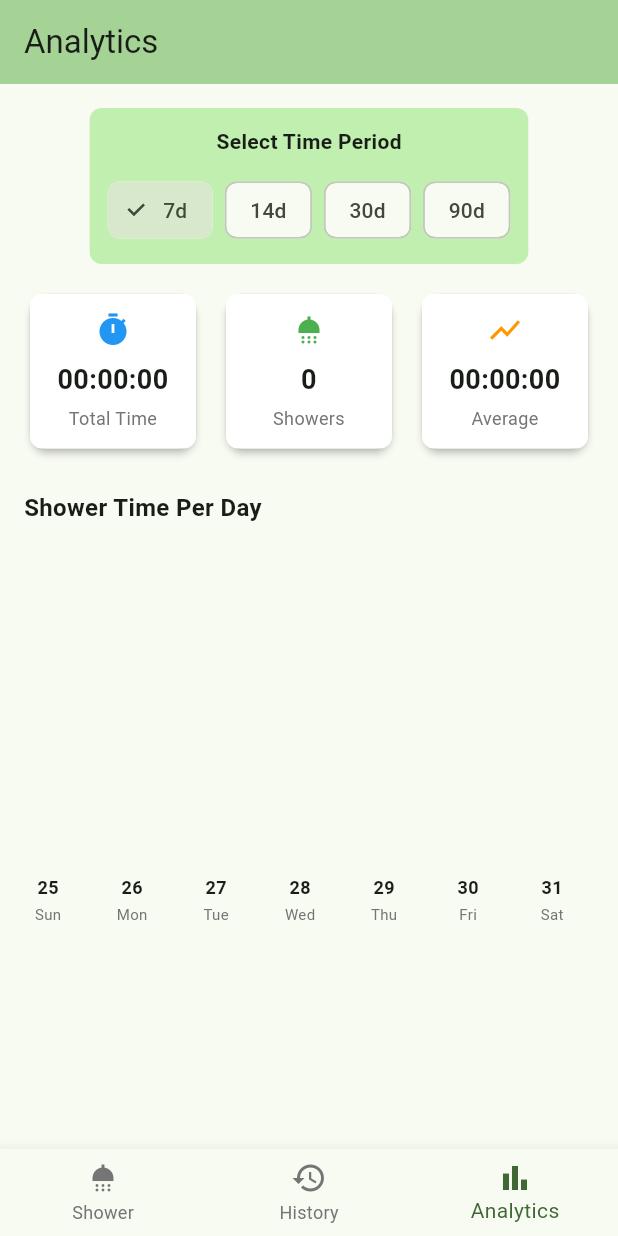
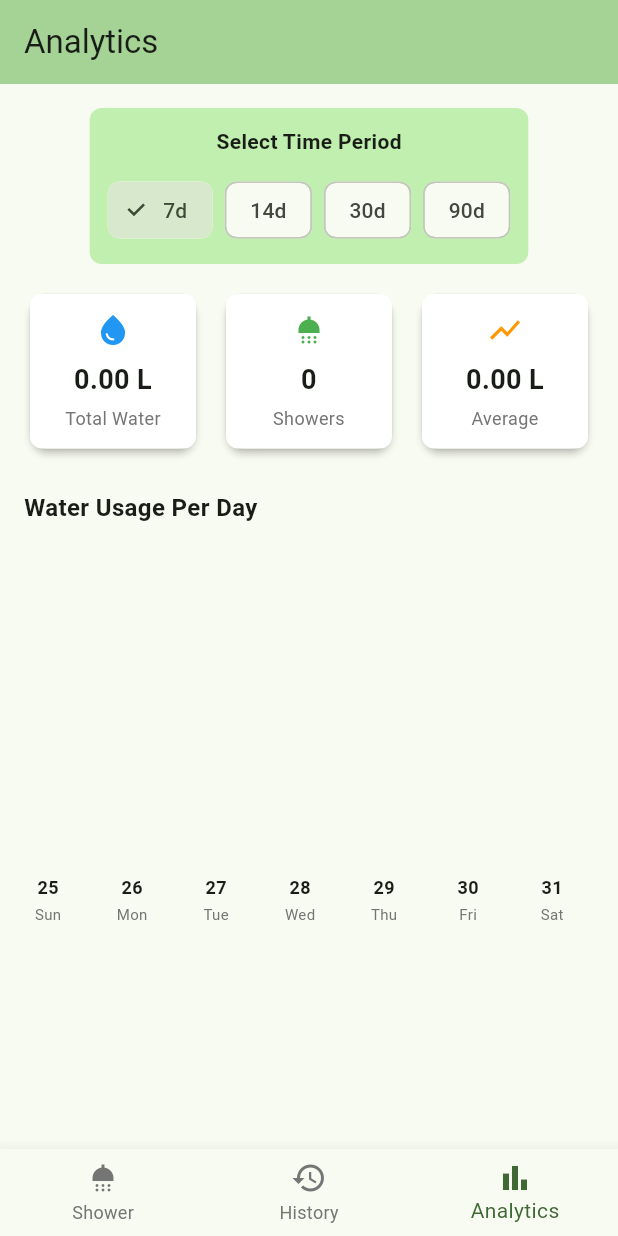
Before and after one commit to neo2100/smart_shower_meter, a Flutter app: the screen it shows after launch, item 3 of the bottom bar chosen, on a phone screen of 412 x 824 dp. Run offline on Flutter 3.47's test engine with Material 3 defaults, Android fonts, the phone set to English and light mode, and no system bars; our stand-ins replace permission_handler, shared_preferences; missing offline and left inert: record.

Commit message:
Add water flow config after first agent request

```diff
--- a/lib/models/shower_record.dart
+++ b/lib/models/shower_record.dart
@@ -3,12 +3,14 @@ class ShowerRecord {
   final DateTime startTime;
   final DateTime? endTime;
   final Duration duration;
+  final double waterFlow; // liters per second
 
   ShowerRecord({
     required this.id,
     required this.startTime,
     this.endTime,
     required this.duration,
+    required this.waterFlow,
   });
 
   // Convert to JSON
@@ -18,6 +20,7 @@ class ShowerRecord {
       'startTime': startTime.toIso8601String(),
       'endTime': endTime?.toIso8601String(),
       'duration': duration.inSeconds,
+      'waterFlow': waterFlow,
     };
   }
 
@@ -30,6 +33,9 @@ class ShowerRecord {
           ? DateTime.parse(json['endTime'] as String)
           : null,
       duration: Duration(seconds: json['duration'] as int),
+      waterFlow:
+          (json['waterFlow'] as num?)?.toDouble() ??
+          0.1, // default 0.1 L/s if not set
     );
   }
 
@@ -50,4 +56,10 @@ class ShowerRecord {
   String get formattedTime {
     return '${startTime.hour % 12 == 0 ? 12 : startTime.hour % 12}:${startTime.minute.toString().padLeft(2, '0')} ${startTime.hour >= 12 ? 'PM' : 'AM'}';
   }
+
+  // Get total water usage in liters
+  double get totalWaterUsage => duration.inSeconds * waterFlow;
+
+  // Get formatted water usage (X.XX L)
+  String get formattedWaterUsage => '${totalWaterUsage.toStringAsFixed(2)} L';
 }
--- a/lib/pages/analytics_page.dart
+++ b/lib/pages/analytics_page.dart
@@ -13,64 +13,57 @@ class AnalyticsPage extends StatefulWidget {
 class _AnalyticsPageState extends State<AnalyticsPage> {
   int _selectedDays = 7;
 
-  Map<String, Duration> _getShowersByDay() {
+  Map<String, double> _getWaterUsageByDay() {
     final now = DateTime.now();
     final cutoffDate = now.subtract(Duration(days: _selectedDays));
-    final dayMap = <String, Duration>{};
+    final dayMap = <String, double>{};
 
-    // Initialize all days with zero duration
+    // Initialize all days with zero usage
     for (int i = 0; i < _selectedDays; i++) {
       final date = cutoffDate.add(Duration(days: i));
       final dateKey = '${date.month}/${date.day}/${date.year}';
-      dayMap[dateKey] = Duration.zero;
+      dayMap[dateKey] = 0.0;
     }
 
-    // Add shower durations
+    // Add water usage
     for (final record in widget.records) {
       if (record.startTime.isAfter(cutoffDate)) {
         final dateKey =
             '${record.startTime.month}/${record.startTime.day}/${record.startTime.year}';
-        dayMap[dateKey] = (dayMap[dateKey] ?? Duration.zero) + record.duration;
+        dayMap[dateKey] = (dayMap[dateKey] ?? 0.0) + record.totalWaterUsage;
       }
     }
 
     return dayMap;
   }
 
-  Duration _getTotalDuration() {
+  double _getTotalWaterUsage() {
     return widget.records.isEmpty
-        ? Duration.zero
-        : widget.records.fold<Duration>(
-            Duration.zero,
-            (sum, record) => sum + record.duration,
+        ? 0.0
+        : widget.records.fold<double>(
+            0.0,
+            (sum, record) => sum + record.totalWaterUsage,
           );
   }
 
-  Duration _getAverageDuration() {
-    if (widget.records.isEmpty) return Duration.zero;
-    final total = _getTotalDuration();
-    return Duration(
-      milliseconds: total.inMilliseconds ~/ widget.records.length,
-    );
+  double _getAverageWaterUsage() {
+    if (widget.records.isEmpty) return 0.0;
+    final total = _getTotalWaterUsage();
+    return total / widget.records.length;
   }
 
-  String _formatDuration(Duration duration) {
-    final hours = duration.inHours;
-    final minutes = duration.inMinutes.remainder(60);
-    final seconds = duration.inSeconds.remainder(60);
-    return '${hours.toString().padLeft(2, '0')}:${minutes.toString().padLeft(2, '0')}:${seconds.toString().padLeft(2, '0')}';
+  String _formatWaterUsage(double liters) {
+    return '${liters.toStringAsFixed(2)} L';
   }
 
   @override
   Widget build(BuildContext context) {
-    final showersByDay = _getShowersByDay();
-    final totalDuration = _getTotalDuration();
-    final averageDuration = _getAverageDuration();
-    final maxDuration = showersByDay.values.isEmpty
-        ? Duration.zero
-        : showersByDay.values.reduce(
-            (a, b) => a.inSeconds > b.inSeconds ? a : b,
-          );
+    final waterUsageByDay = _getWaterUsageByDay();
+    final totalWaterUsage = _getTotalWaterUsage();
+    final averageWaterUsage = _getAverageWaterUsage();
+    final maxWaterUsage = waterUsageByDay.values.isEmpty
+        ? 0.0
+        : waterUsageByDay.values.reduce((a, b) => a > b ? a : b);
 
     return Scaffold(
       appBar: AppBar(
@@ -124,9 +117,9 @@ class _AnalyticsPageState extends State<AnalyticsPage> {
                 children: [
                   Expanded(
                     child: _StatCard(
-                      title: 'Total Time',
-                      value: _formatDuration(totalDuration),
-                      icon: Icons.timer,
+                      title: 'Total Water',
+                      value: _formatWaterUsage(totalWaterUsage),
+                      icon: Icons.water_drop,
                       color: Colors.blue,
                     ),
                   ),
@@ -143,7 +136,7 @@ class _AnalyticsPageState extends State<AnalyticsPage> {
                   Expanded(
                     child: _StatCard(
                       title: 'Average',
-                      value: _formatDuration(averageDuration),
+                      value: _formatWaterUsage(averageWaterUsage),
                       icon: Icons.show_chart,
                       color: Colors.orange,
                     ),
@@ -158,14 +151,14 @@ class _AnalyticsPageState extends State<AnalyticsPage> {
               child: Align(
                 alignment: Alignment.centerLeft,
                 child: Text(
-                  'Shower Time Per Day',
+                  'Water Usage Per Day',
                   style: TextStyle(fontSize: 16, fontWeight: FontWeight.bold),
                 ),
               ),
             ),
             const SizedBox(height: 16),
             // Bar Chart
-            if (showersByDay.isEmpty)
+            if (waterUsageByDay.isEmpty)
               Padding(
                 padding: const EdgeInsets.all(32),
                 child: Text(
@@ -179,8 +172,8 @@ class _AnalyticsPageState extends State<AnalyticsPage> {
                 child: SizedBox(
                   height: 250,
                   child: _ScrollableBarChart(
-                    data: showersByDay,
-                    maxValue: maxDuration,
+                    data: waterUsageByDay,
+                    maxValue: maxWaterUsage,
                   ),
                 ),
               ),
@@ -238,8 +231,8 @@ class _StatCard extends StatelessWidget {
 }
 
 class _ScrollableBarChart extends StatefulWidget {
-  final Map<String, Duration> data;
-  final Duration maxValue;
+  final Map<String, double> data;
+  final double maxValue;
 
   const _ScrollableBarChart({required this.data, required this.maxValue});
 
@@ -290,8 +283,8 @@ class _ScrollableBarChartState extends State<_ScrollableBarChart> {
 }
 
 class _BarChart extends StatelessWidget {
-  final Map<String, Duration> data;
-  final Duration maxValue;
+  final Map<String, double> data;
+  final double maxValue;
 
   const _BarChart({required this.data, required this.maxValue});
 
@@ -309,13 +302,13 @@ class _BarChart extends StatelessWidget {
   @override
   Widget build(BuildContext context) {
     final entries = data.entries.toList();
-    final maxSeconds = maxValue.inSeconds > 0 ? maxValue.inSeconds : 1;
+    final maxLiters = maxValue > 0 ? maxValue : 1.0;
 
     return Row(
       crossAxisAlignment: CrossAxisAlignment.end,
       mainAxisAlignment: MainAxisAlignment.start,
       children: entries.map((entry) {
-        final heightRatio = entry.value.inSeconds / maxSeconds;
+        final heightRatio = entry.value / maxLiters;
         final displayDay = entry.key.split('/')[1]; // Show day only
         final dayOfWeek = _getDayOfWeek(entry.key);
 
--- a/lib/pages/smart_meter_page.dart
+++ b/lib/pages/smart_meter_page.dart
@@ -28,6 +28,7 @@ class _SmartMeterPageState extends State<SmartMeterPage> {
   late Stopwatch _stopwatch;
   int _recordIdCounter = 1;
   final DatabaseService _databaseService = DatabaseService();
+  double _waterFlow = 0.1; // L/s
   String _statusMessage = 'Initializing...';
 
   double _currentSoundLevel = -160.0;
@@ -71,10 +72,12 @@ class _SmartMeterPageState extends State<SmartMeterPage> {
 
       // Initialize ID counter
       final maxId = await _databaseService.getHighestId();
+      final waterFlow = await _databaseService.getWaterFlow();
 
       if (mounted) {
         setState(() {
           _recordIdCounter = maxId + 1;
+          _waterFlow = waterFlow;
           _statusMessage = 'Ready to start. Place near water source.';
         });
       }
@@ -159,6 +162,7 @@ class _SmartMeterPageState extends State<SmartMeterPage> {
       startTime: DateTime.now().subtract(_stopwatch.elapsed),
       endTime: DateTime.now(),
       duration: _stopwatch.elapsed,
+      waterFlow: _waterFlow,
     );
 
     widget.onRecordAdded(record);
--- a/lib/pages/timer_page.dart
+++ b/lib/pages/timer_page.dart
@@ -23,6 +23,7 @@ class _TimerPageState extends State<TimerPage> {
   late Stopwatch _stopwatch;
   int _recordIdCounter = 1;
   final DatabaseService _databaseService = DatabaseService();
+  double _waterFlow = 0.1; // L/s
 
   @override
   void initState() {
@@ -33,8 +34,10 @@ class _TimerPageState extends State<TimerPage> {
 
   Future<void> _initializeIdCounter() async {
     final maxId = await _databaseService.getHighestId();
+    final waterFlow = await _databaseService.getWaterFlow();
     setState(() {
       _recordIdCounter = maxId + 1;
+      _waterFlow = waterFlow;
     });
   }
 
@@ -68,6 +71,7 @@ class _TimerPageState extends State<TimerPage> {
       startTime: DateTime.now().subtract(_stopwatch.elapsed),
       endTime: DateTime.now(),
       duration: _stopwatch.elapsed,
+      waterFlow: _waterFlow,
     );
 
     widget.onRecordAdded(record);
--- a/lib/services/database_service.dart
+++ b/lib/services/database_service.dart
@@ -162,6 +162,18 @@ class DatabaseService {
     return _cachedRecords.map((r) => r.id).reduce((a, b) => a > b ? a : b);
   }
 
+  // Get water flow setting
+  Future<double> getWaterFlow() async {
+    await _ensureInitialized();
+    return _prefs.getDouble('water_flow') ?? 0.1; // default 0.1 L/s
+  }
+
+  // Set water flow setting
+  Future<void> setWaterFlow(double flow) async {
+    await _ensureInitialized();
+    await _prefs.setDouble('water_flow', flow);
+  }
+
   // Helper method to log records
   void _logRecords(String action) {
     if (kDebugMode) {
```
Also changed, not shown: lib/pages/combined_page.dart (+19 -0 lines), lib/pages/history_page.dart (+125 -4 lines), lib/pages/water_flow_config_page.dart (added, +237 -0 lines), 1 other file.
